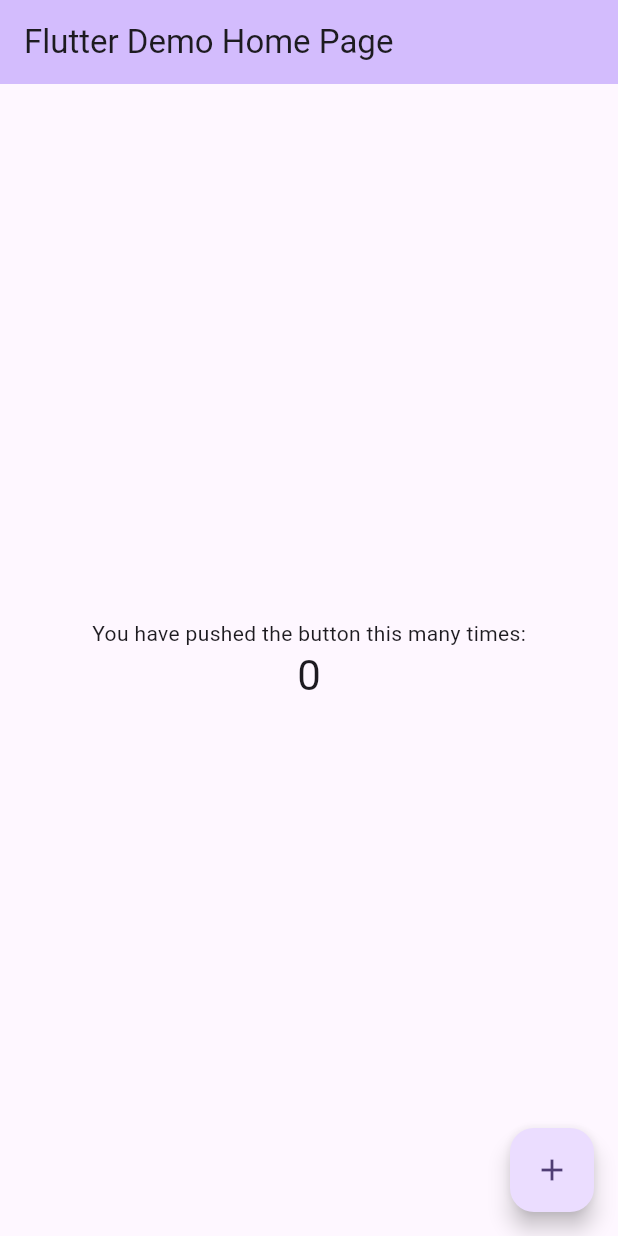
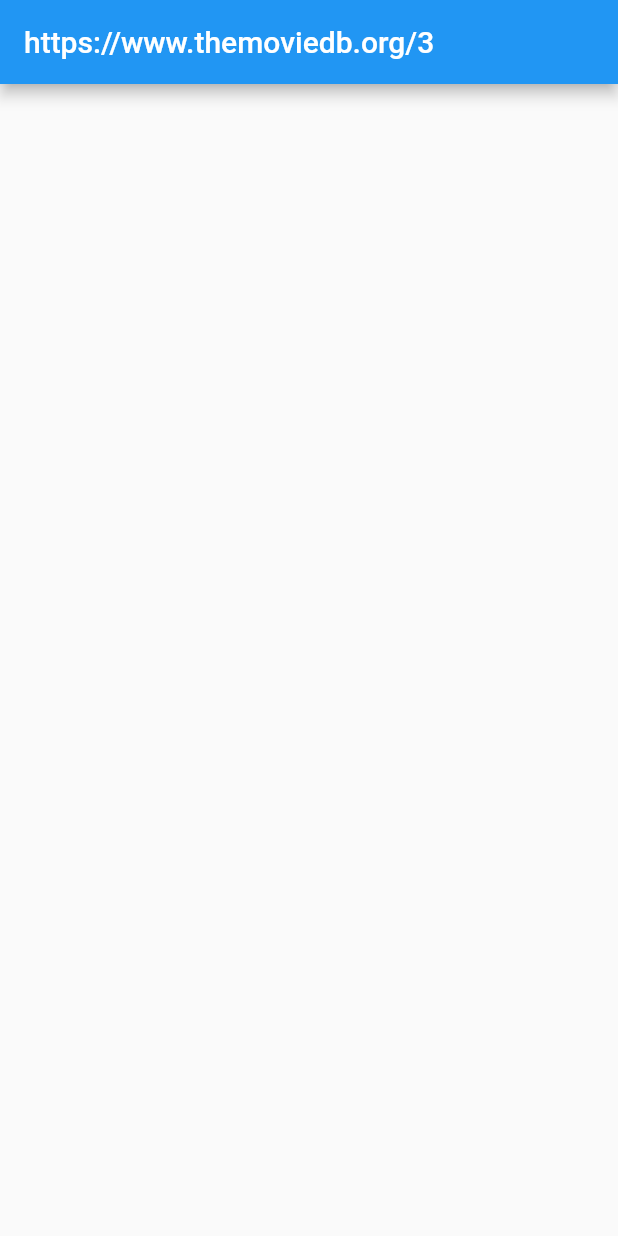
Before and after one commit to KhalilDev12/movies_app, a Flutter app: the screen it shows after launch, on a phone screen of 412 x 824 dp. Run offline on Flutter 3.47's test engine with Material 2 defaults, Android fonts, the phone set to English and light mode, and no system bars; our stand-ins replace flutter_riverpod, get_it.

Commit message:
creating the SplashPage and the Main Page

```diff
--- /dev/null
+++ b/assets/config/main.json
@@ -0,0 +1,5 @@
+{
+  "API_Key": "70fbe853b3b8b87577e0fc6e5fd294cd",
+  "BASE_API_URL": "https://www.themoviedb.org/3",
+  "BASE_IMAGE_API_URL": "https://image.tmdb.org/t/p/original/"
+}
--- /dev/null
+++ b/lib/Models/configModel.dart
@@ -0,0 +1,19 @@
+import 'dart:convert';
+
+class ConfigModel {
+  final String API_Key;
+  final String BASE_API_URL;
+  final String BASE_IMAGE_API_URL;
+
+  ConfigModel({
+    required this.API_Key,
+    required this.BASE_API_URL,
+    required this.BASE_IMAGE_API_URL,
+  });
+
+  factory ConfigModel.fromJson(Map<String, dynamic> json) => ConfigModel(
+        API_Key: json["API_Key"],
+        BASE_API_URL: json["BASE_API_URL"],
+        BASE_IMAGE_API_URL: json["BASE_IMAGE_API_URL"],
+      );
+}
--- /dev/null
+++ b/lib/Pages/homePage.dart
@@ -0,0 +1,19 @@
+import 'package:flutter/material.dart';
+import 'package:flutter_riverpod/flutter_riverpod.dart';
+import 'package:get_it/get_it.dart';
+import 'package:movies_app/Models/configModel.dart';
+
+class HomePage extends ConsumerWidget {
+  @override
+  Widget build(BuildContext context, WidgetRef ref) {
+    return _buildUI();
+  }
+
+  Widget _buildUI() {
+    final getIt = GetIt.instance;
+    ConfigModel model = getIt.get();
+    return Scaffold(
+      appBar: AppBar(title: Text(model.BASE_API_URL)),
+    );
+  }
+}
--- /dev/null
+++ b/lib/Pages/splashPage.dart
@@ -0,0 +1,75 @@
+import 'dart:convert';
+
+import 'package:flutter/material.dart';
+import 'package:flutter/services.dart';
+import 'package:get_it/get_it.dart';
+import 'package:movies_app/Models/configModel.dart';
+
+class SplashPage extends StatefulWidget {
+  final VoidCallback onInitializationComplete;
+
+  SplashPage({
+    Key? key,
+    required this.onInitializationComplete,
+  }) : super(key: key);
+
+  @override
+  _SplashPageState createState() {
+    return _SplashPageState();
+  }
+}
+
+class _SplashPageState extends State<SplashPage> {
+  Future<void> _setup(BuildContext context) async {
+    final getIt = GetIt.instance;
+    final configFile = await rootBundle
+        .loadString("assets/config/main.json"); // Read the config json File
+    final configData =
+        jsonDecode(configFile); // Get the data from the config Json File
+
+    // Test if The Singleton is Already registered
+    if (!getIt.isRegistered<ConfigModel>()) {
+      getIt.registerSingleton<ConfigModel>(ConfigModel(
+          API_Key: configData['API_Key'],
+          BASE_API_URL: configData['BASE_API_URL'],
+          BASE_IMAGE_API_URL: configData[
+              'BASE_IMAGE_API_URL'])); // Register a Singleton of ConfigModel in GetIt
+    } else {
+      print("Already Registered");
+    }
+  }
+
+  @override
+  void initState() {
+    super.initState();
+    _setup(context).then((value) =>
+        widget.onInitializationComplete()); // get information from config.json
+  }
+
+  @override
+  void dispose() {
+    super.dispose();
+  }
+
+  @override
+  Widget build(BuildContext context) {
+    _setup(context);
+    return MaterialApp(
+      debugShowCheckedModeBanner: false,
+      title: "Flicked",
+      theme: ThemeData(primarySwatch: Colors.blue),
+      home: Center(
+        child: Container(
+          height: 100,
+          width: 100,
+          decoration: const BoxDecoration(
+            image: DecorationImage(
+              fit: BoxFit.contain,
+              image: AssetImage("assets/images/logo.png"),
+            ),
+          ),
+        ),
+      ),
+    );
+  }
+}
--- a/lib/main.dart
+++ b/lib/main.dart
@@ -1,125 +1,36 @@
 import 'package:flutter/material.dart';
+import 'package:flutter_riverpod/flutter_riverpod.dart';
+import 'package:movies_app/Pages/homePage.dart';
+import 'package:movies_app/Pages/splashPage.dart';
 
 void main() {
-  runApp(const MyApp());
+  runApp(
+    // Run Splash App first
+    SplashPage(
+        key: UniqueKey(),
+        onInitializationComplete: () {
+          // After Complete Run the Main App
+          runApp(ProviderScope(child: const MyApp()));
+        }),
+  );
 }
 
+// Main App
 class MyApp extends StatelessWidget {
   const MyApp({super.key});
 
-  // This widget is the root of your application.
   @override
   Widget build(BuildContext context) {
     return MaterialApp(
-      title: 'Flutter Demo',
+      debugShowCheckedModeBanner: false,
+      title: "Flicker",
+      initialRoute: "home",
+      routes: {
+        "home": (BuildContext _context) => HomePage(),
+      },
       theme: ThemeData(
-        // This is the theme of your application.
-        //
-        // TRY THIS: Try running your application with "flutter run". You'll see
-        // the application has a blue toolbar. Then, without quitting the app,
-        // try changing the seedColor in the colorScheme below to Colors.green
-        // and then invoke "hot reload" (save your changes or press the "hot
-        // reload" button in a Flutter-supported IDE, or press "r" if you used
-        // the command line to start the app).
-        //
-        // Notice that the counter didn't reset back to zero; the application
-        // state is not lost during the reload. To reset the state, use hot
-        // restart instead.
-        //
-        // This works for code too, not just values: Most code changes can be
-        // tested with just a hot reload.
-        colorScheme: ColorScheme.fromSeed(seedColor: Colors.deepPurple),
-        useMaterial3: true,
-      ),
-      home: const MyHomePage(title: 'Flutter Demo Home Page'),
+          primarySwatch: Colors.blue,
+          visualDensity: VisualDensity.adaptivePlatformDensity),
     );
   }
 }
-
-class MyHomePage extends StatefulWidget {
-  const MyHomePage({super.key, required this.title});
-
-  // This widget is the home page of your application. It is stateful, meaning
-  // that it has a State object (defined below) that contains fields that affect
-  // how it looks.
-
-  // This class is the configuration for the state. It holds the values (in this
-  // case the title) provided by the parent (in this case the App widget) and
-  // used by the build method of the State. Fields in a Widget subclass are
-  // always marked "final".
-
-  final String title;
-
-  @override
-  State<MyHomePage> createState() => _MyHomePageState();
-}
-
-class _MyHomePageState extends State<MyHomePage> {
-  int _counter = 0;
-
-  void _incrementCounter() {
-    setState(() {
-      // This call to setState tells the Flutter framework that something has
-      // changed in this State, which causes it to rerun the build method below
-      // so that the display can reflect the updated values. If we changed
-      // _counter without calling setState(), then the build method would not be
-      // called again, and so nothing would appear to happen.
-      _counter++;
-    });
-  }
-
-  @override
-  Widget build(BuildContext context) {
-    // This method is rerun every time setState is called, for instance as done
-    // by the _incrementCounter method above.
-    //
-    // The Flutter framework has been optimized to make rerunning build methods
-    // fast, so that you can just rebuild anything that needs updating rather
-    // than having to individually change instances of widgets.
-    return Scaffold(
-      appBar: AppBar(
-        // TRY THIS: Try changing the color here to a specific color (to
-        // Colors.amber, perhaps?) and trigger a hot reload to see the AppBar
-        // change color while the other colors stay the same.
-        backgroundColor: Theme.of(context).colorScheme.inversePrimary,
-        // Here we take the value from the MyHomePage object that was created by
-        // the App.build method, and use it to set our appbar title.
-        title: Text(widget.title),
-      ),
-      body: Center(
-        // Center is a layout widget. It takes a single child and positions it
-        // in the middle of the parent.
-        child: Column(
-          // Column is also a layout widget. It takes a list of children and
-          // arranges them vertically. By default, it sizes itself to fit its
-          // children horizontally, and tries to be as tall as its parent.
-          //
-          // Column has various properties to control how it sizes itself and
-          // how it positions its children. Here we use mainAxisAlignment to
-          // center the children vertically; the main axis here is the vertical
-          // axis because Columns are vertical (the cross axis would be
-          // horizontal).
-          //
-          // TRY THIS: Invoke "debug painting" (choose the "Toggle Debug Paint"
-          // action in the IDE, or press "p" in the console), to see the
-          // wireframe for each widget.
-          mainAxisAlignment: MainAxisAlignment.center,
-          children: <Widget>[
-            const Text(
-              'You have pushed the button this many times:',
-            ),
-            Text(
-              '$_counter',
-              style: Theme.of(context).textTheme.headlineMedium,
-            ),
-          ],
-        ),
-      ),
-      floatingActionButton: FloatingActionButton(
-        onPressed: _incrementCounter,
-        tooltip: 'Increment',
-        child: const Icon(Icons.add),
-      ), // This trailing comma makes auto-formatting nicer for build methods.
-    );
-  }
-}
--- a/pubspec.yaml
+++ b/pubspec.yaml
@@ -35,6 +35,9 @@ dependencies:
   # The following adds the Cupertino Icons font to your application.
   # Use with the CupertinoIcons class for iOS style icons.
   cupertino_icons: ^1.0.2
+  flutter_riverpod:
+  dio:
+  get_it:
 
 dev_dependencies:
   flutter_test:
@@ -59,6 +62,9 @@ flutter:
   uses-material-design: true
 
   # To add assets to your application, add an assets section, like this:
+  assets:
+    - assets/config/
+    - assets/images/
   # assets:
   #   - images/a_dot_burr.jpeg
   #   - images/a_dot_ham.jpeg
```
Also changed, not shown: assets/images/logo.png (added), 1 other file.
